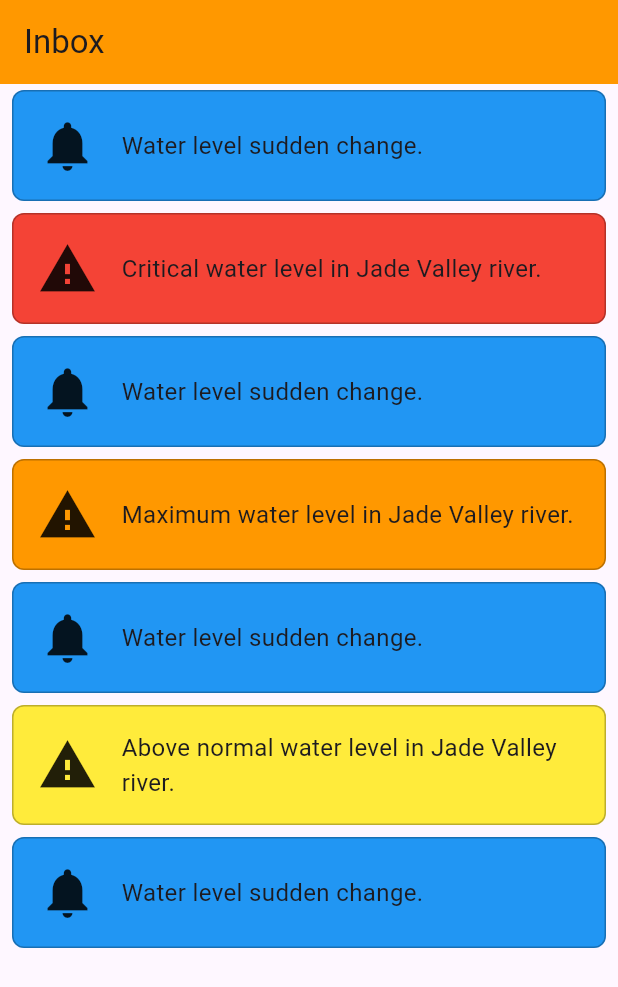
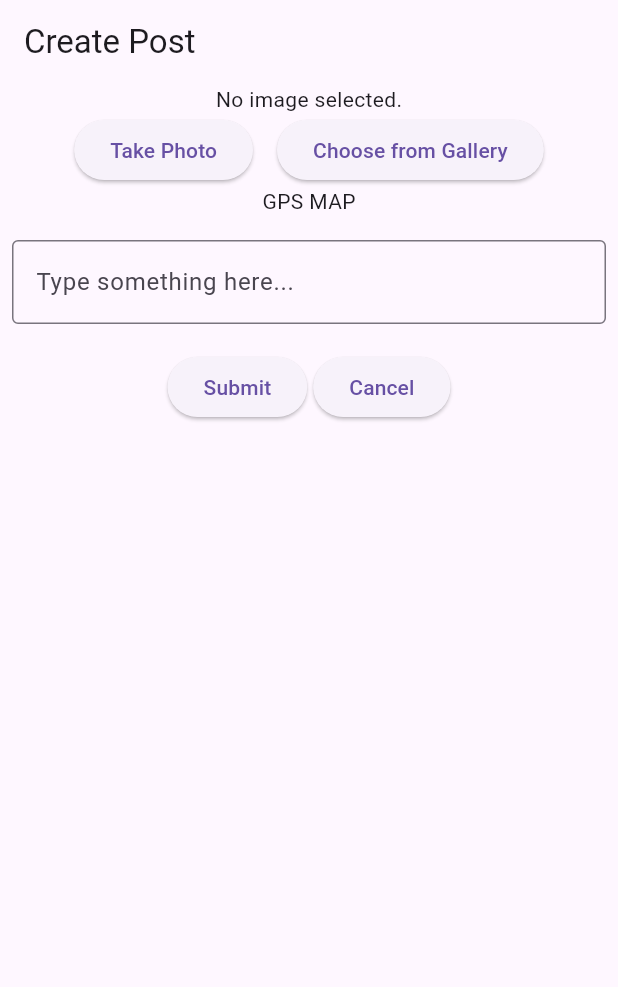
Before and after one commit to nativeIdiotsky/gismite, a Flutter app: the screen it shows after launch, on a phone screen of 412 x 824 dp. Shown: the top 987 px of the screen. Run offline on Flutter 3.47's test engine with Material 3 defaults, Android fonts, the light colour scheme and no system bars; our stand-ins replace image_picker, supabase_flutter; accounts and stored records are empty.

Commit message:
Added CreatePost page

```diff
--- a/lib/main.dart
+++ b/lib/main.dart
@@ -1,4 +1,5 @@
 import 'package:flutter/material.dart';
+import 'package:gismite/pages/createpost.dart';
 import 'package:gismite/pages/map_page.dart';
 import 'package:gismite/pages/msginfo.dart';
 // import 'package:supabase_flutter/supabase_flutter.dart';
@@ -47,7 +48,7 @@ class MyApp extends StatelessWidget {
       ),
       themeMode: ThemeMode
           .system, // Automatically switch themes based on system settings
-      home: MsgInboxAlerts(),
+      home: CreatePost(),
       routes: {
         '/message_info': (context) => const MessageInfo(),
       },
--- /dev/null
+++ b/lib/pages/createpost.dart
@@ -0,0 +1,116 @@
+import 'package:flutter/material.dart';
+import 'package:image_picker/image_picker.dart';
+import 'dart:io';
+
+class CreatePost extends StatelessWidget {
+  const CreatePost({super.key});
+
+  @override
+  Widget build(BuildContext context) {
+    return MaterialApp(
+      title: 'Create Post',
+      home: Scaffold(
+        appBar: AppBar(
+          title: const Text('Create Post'),
+        ),
+        body: const BodyForm(),
+      ),
+    );
+  }
+}
+
+class BodyForm extends StatefulWidget {
+  const BodyForm({super.key});
+
+  @override
+  _BodyFormState createState() => _BodyFormState();
+}
+
+class _BodyFormState extends State<BodyForm> {
+  File? _image;
+  final TextEditingController _controller = TextEditingController();
+
+  Future<void> _pickImage(ImageSource source) async {
+    final pickedFile = await ImagePicker().pickImage(source: source);
+
+    if (pickedFile != null) {
+      setState(() {
+        _image = File(pickedFile.path);
+      });
+    }
+  }
+
+  @override
+  Widget build(BuildContext context) {
+    return Column(
+      crossAxisAlignment: CrossAxisAlignment.start,
+      children: <Widget>[
+        Center(
+          child: _image == null
+              ? const Text('No image selected.')
+              : Image.file(_image!, height: 200),
+        ),
+        Center(
+          child: Row(
+            mainAxisAlignment: MainAxisAlignment.center,
+            children: [
+              ElevatedButton(
+                onPressed: () => _pickImage(ImageSource.camera),
+                child: const Text('Take Photo'),
+              ),
+              const SizedBox(width: 16),
+              ElevatedButton(
+                onPressed: () => _pickImage(ImageSource.gallery),
+                child: const Text('Choose from Gallery'),
+              ),
+            ],
+          ),
+        ),
+        const Center(
+          child: Text('GPS MAP'),
+        ),
+        Padding(
+          padding: const EdgeInsets.symmetric(horizontal: 8, vertical: 16),
+          child: ConstrainedBox(
+            constraints: const BoxConstraints(
+              minHeight: 50.0, // minimum height
+              maxHeight: 200.0, // maximum height
+            ),
+            child: Scrollbar(
+              child: SingleChildScrollView(
+                scrollDirection: Axis.vertical,
+                reverse: true,
+                child: TextField(
+                  controller: _controller,
+                  keyboardType: TextInputType.multiline,
+                  maxLines: null, // no limit on number of lines
+                  decoration: const InputDecoration(
+                    border: OutlineInputBorder(),
+                    hintText: 'Type something here...',
+                  ),
+                ),
+              ),
+            ),
+          ),
+        ),
+        Center(
+          child: Row(
+            mainAxisAlignment: MainAxisAlignment.center,
+            children: [
+              Padding(
+                padding: EdgeInsets.all(2),
+                child:
+                    ElevatedButton(onPressed: () => (), child: Text('Submit')),
+              ),
+              Padding(
+                padding: EdgeInsets.all(2),
+                child:
+                    ElevatedButton(onPressed: () => (), child: Text('Cancel')),
+              )
+            ],
+          ),
+        ),
+      ],
+    );
+  }
+}
--- a/lib/pages/msginboxalerts.dart
+++ b/lib/pages/msginboxalerts.dart
@@ -99,7 +99,8 @@ class MsgInboxAlerts extends StatelessWidget {
             Expanded(
               child: Text(
                 message,
-                style: const TextStyle(fontSize: 16),
+                style: const TextStyle(
+                    color: Colors.black, fontWeight: FontWeight.bold),
               ),
             ),
           ],
```
Also changed, not shown: pubspec.yaml (+7 -7 lines), web_entrypoint.dart (added), 6 other files.
